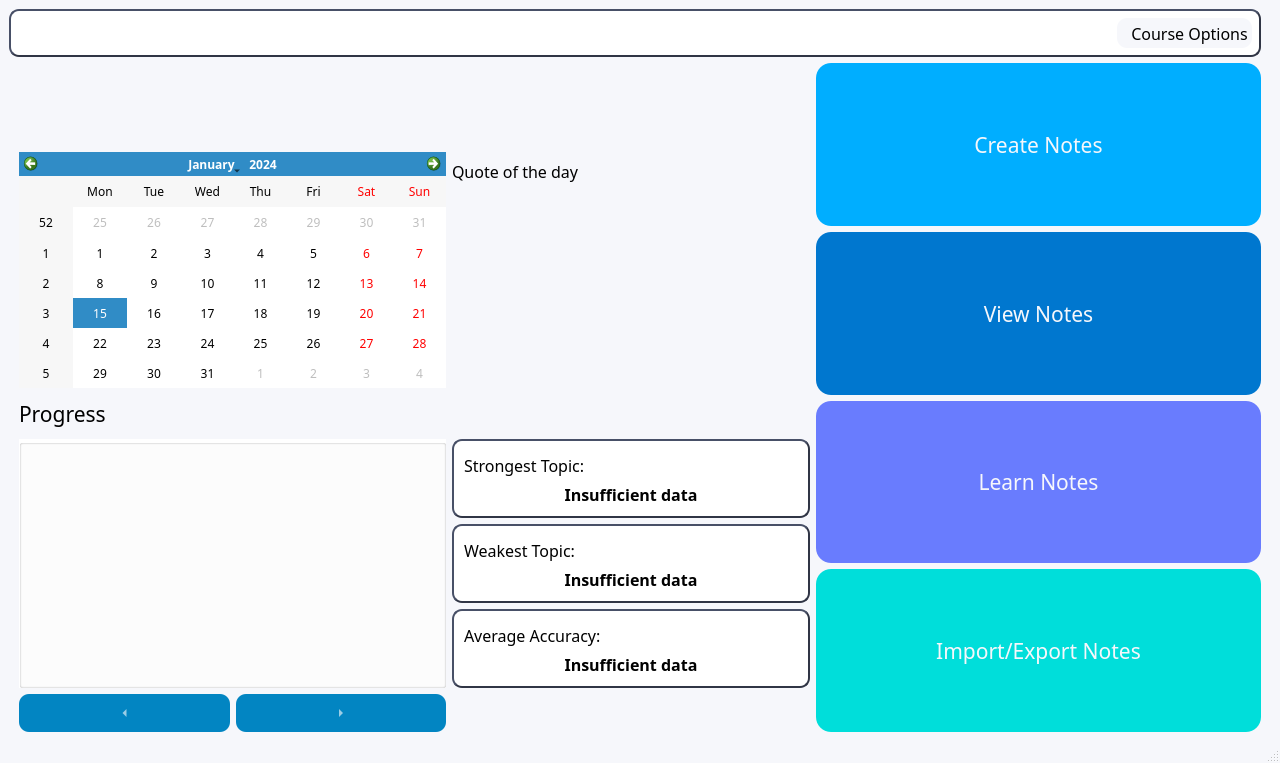
Before: the Qt Designer form gui/homeScreen.ui in AlexShem247/note-and-flashcard-maker, drawn with Qt 5.
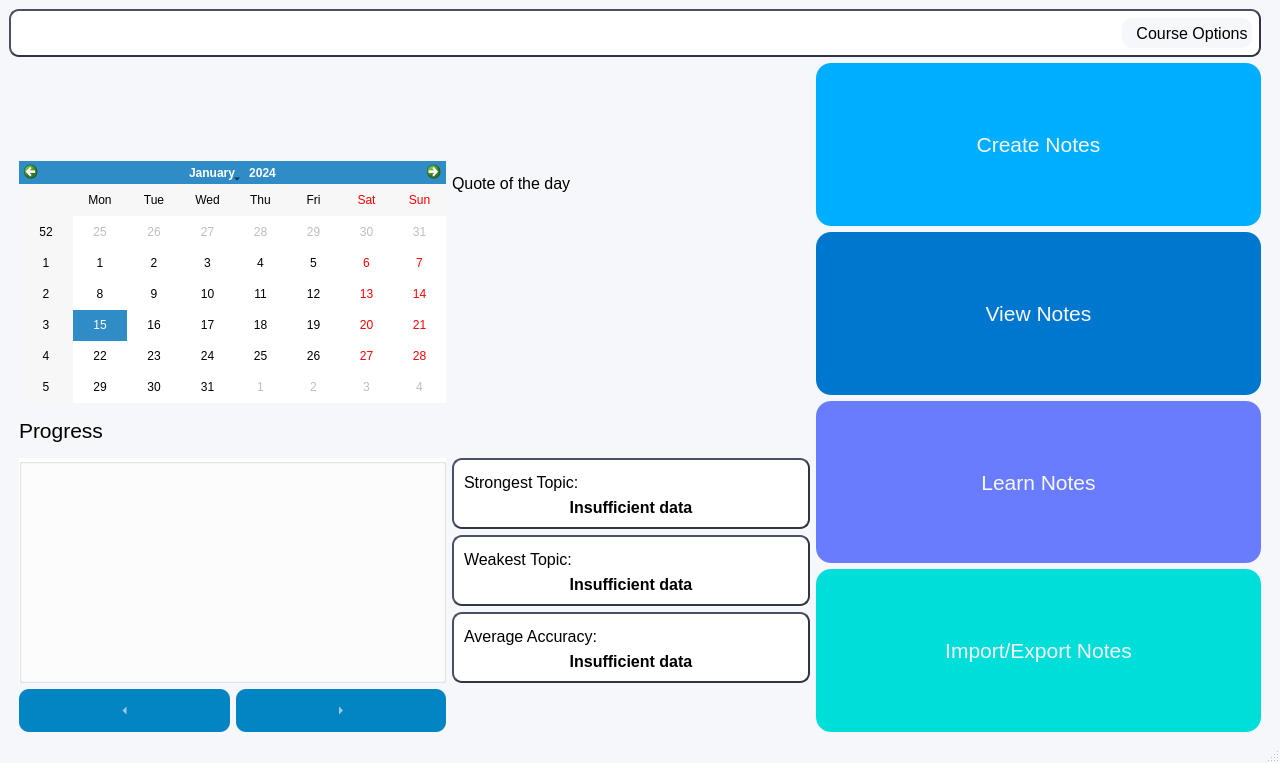
After: the same form once the commit is applied.

Commit message: Changed Font to MS Shell

```diff
--- a/gui/homeScreen.ui
+++ b/gui/homeScreen.ui
@@ -47,7 +47,7 @@
            </property>
            <property name="font">
             <font>
-             <family>Neue Haas Grotesk Text Pro</family>
+             <family>MS Shell Dlg 2</family>
              <pointsize>12</pointsize>
             </font>
            </property>
@@ -66,7 +66,7 @@
            </property>
            <property name="font">
             <font>
-             <family>Neue Haas Grotesk Text Pro</family>
+             <family>MS Shell Dlg 2</family>
              <pointsize>12</pointsize>
              <weight>75</weight>
              <bold>true</bold>
@@ -138,7 +138,7 @@
            </property>
            <property name="font">
             <font>
-             <family>Neue Haas Grotesk Text Pro</family>
+             <family>MS Shell Dlg 2</family>
              <pointsize>12</pointsize>
             </font>
            </property>
@@ -157,7 +157,7 @@
            </property>
            <property name="font">
             <font>
-             <family>Neue Haas Grotesk Text Pro</family>
+             <family>MS Shell Dlg 2</family>
              <pointsize>12</pointsize>
              <weight>75</weight>
              <bold>true</bold>
@@ -200,7 +200,7 @@
         </property>
         <property name="font">
          <font>
-          <family>Neue Haas Grotesk Text Pro</family>
+          <family>MS Shell Dlg 2</family>
          </font>
         </property>
        </widget>
@@ -215,7 +215,7 @@
         </property>
         <property name="font">
          <font>
-          <family>Neue Haas Grotesk Text Pro</family>
+          <family>MS Shell Dlg 2</family>
           <pointsize>16</pointsize>
          </font>
         </property>
@@ -234,7 +234,7 @@
         </property>
         <property name="font">
          <font>
-          <family>Neue Haas Grotesk Text Pro</family>
+          <family>MS Shell Dlg 2</family>
           <pointsize>16</pointsize>
          </font>
         </property>
@@ -261,7 +261,7 @@
           </property>
           <property name="font">
            <font>
-            <family>Neue Haas Grotesk Text Pro</family>
+            <family>MS Shell Dlg 2</family>
             <pointsize>16</pointsize>
            </font>
           </property>
@@ -300,7 +300,7 @@
           </property>
           <property name="font">
            <font>
-            <family>Neue Haas Grotesk Text Pro</family>
+            <family>MS Shell Dlg 2</family>
             <pointsize>16</pointsize>
            </font>
           </property>
@@ -339,7 +339,7 @@
           </property>
           <property name="font">
            <font>
-            <family>Neue Haas Grotesk Text Pro</family>
+            <family>MS Shell Dlg 2</family>
             <pointsize>16</pointsize>
            </font>
           </property>
@@ -378,7 +378,7 @@
           </property>
           <property name="font">
            <font>
-            <family>Neue Haas Grotesk Text Pro</family>
+            <family>MS Shell Dlg 2</family>
             <pointsize>16</pointsize>
            </font>
           </property>
@@ -410,7 +410,7 @@
         </property>
         <property name="font">
          <font>
-          <family>Neue Haas Grotesk Text Pro</family>
+          <family>MS Shell Dlg 2</family>
           <pointsize>16</pointsize>
          </font>
         </property>
@@ -444,7 +444,7 @@
            </property>
            <property name="font">
             <font>
-             <family>Neue Haas Grotesk Text Pro</family>
+             <family>MS Shell Dlg 2</family>
              <pointsize>12</pointsize>
             </font>
            </property>
@@ -463,7 +463,7 @@
            </property>
            <property name="font">
             <font>
-             <family>Neue Haas Grotesk Text Pro</family>
+             <family>MS Shell Dlg 2</family>
              <pointsize>12</pointsize>
              <weight>75</weight>
              <bold>true</bold>
@@ -541,7 +541,7 @@
         </property>
         <property name="font">
          <font>
-          <family>Neue Haas Grotesk Text Pro</family>
+          <family>MS Shell Dlg 2</family>
           <pointsize>12</pointsize>
          </font>
         </property>
@@ -560,7 +560,7 @@
         </property>
         <property name="font">
          <font>
-          <family>Neue Haas Grotesk Text Pro</family>
+          <family>MS Shell Dlg 2</family>
           <pointsize>12</pointsize>
          </font>
         </property>
@@ -601,7 +601,7 @@
      <widget class="QWidget" name="menuBar" native="true">
       <property name="font">
        <font>
-        <family>Neue Haas Grotesk Text Pro</family>
+        <family>MS Shell Dlg 2</family>
        </font>
       </property>
       <property name="styleSheet">
@@ -621,7 +621,7 @@
           <widget class="QLabel" name="courseNameLabel">
            <property name="font">
             <font>
-             <family>Neue Haas Grotesk Text Pro</family>
+             <family>MS Shell Dlg 2</family>
              <pointsize>16</pointsize>
             </font>
            </property>
@@ -652,7 +652,7 @@
            </property>
            <property name="font">
             <font>
-             <family>Neue Haas Grotesk Text Pro</family>
+             <family>MS Shell Dlg 2</family>
              <pointsize>12</pointsize>
             </font>
            </property>
```
The commit also changes 27 other files.
